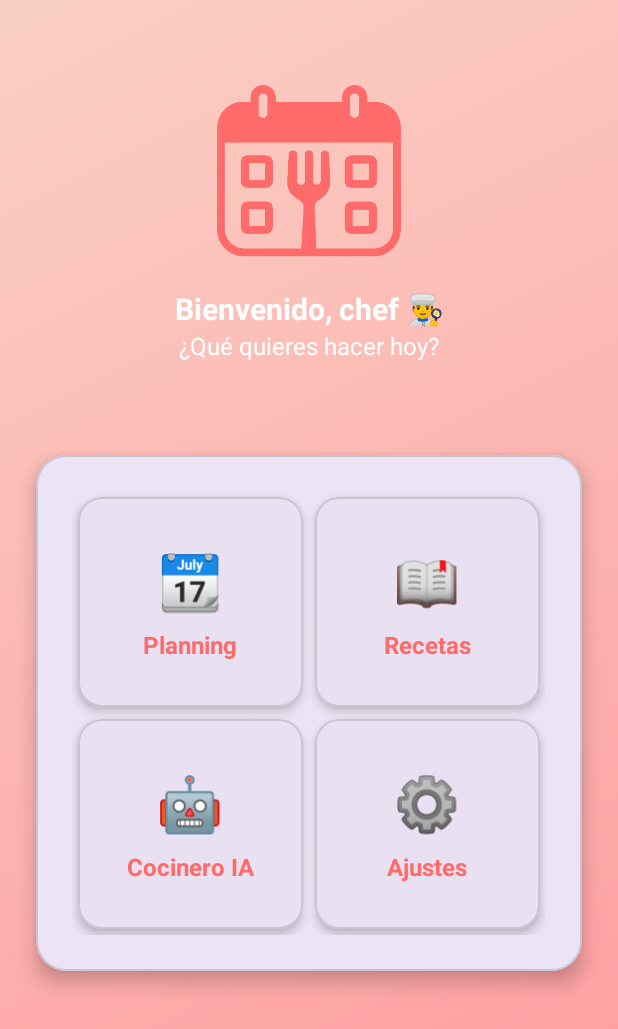
After one commit to Hexodiax/FoodFlowTFG, an Android app: the MainpageActivity screen opened directly, with no data from a screen before it, on a phone screen of 412 x 824 dp. The commit adds this screen. Shown: the top 1029 px of the screen. Run offline under Robolectric (Android 15) with nearby library versions, the phone set to English and light mode, and no system bars.

Commit message:
Añadida la mainpage con una card de 4 botones para planing, recetas, cocinero y ajustes mas o menos siguiendo el plano, con un titulo y subtitulo para darle personalidad y rellenar espacio con los botones preparados.
Olvidé contraseña desactivado en el login por si a posterior lo implementamos

```diff
--- a/app/build.gradle.kts
+++ b/app/build.gradle.kts
@@ -37,6 +37,7 @@ dependencies {
     implementation(libs.material)
     implementation(libs.activity)
     implementation(libs.constraintlayout)
+    implementation(libs.gridlayout)
     testImplementation(libs.junit)
     androidTestImplementation(libs.ext.junit)
     androidTestImplementation(libs.espresso.core)
--- a/app/src/main/java/com/example/foodflowtfg/LoginActivity.java
+++ b/app/src/main/java/com/example/foodflowtfg/LoginActivity.java
@@ -26,7 +26,7 @@ public class LoginActivity extends AppCompatActivity {
         etEmail = findViewById(R.id.etEmail);
         etPassword = findViewById(R.id.etPassword);
         btnLogin = findViewById(R.id.btnLogin);
-        tvForgotPassword = findViewById(R.id.tvForgotPassword);
+        //tvForgotPassword = findViewById(R.id.tvForgotPassword);
         tvSignUpAction = findViewById(R.id.tvSignUpAction);
 
         // Evento del botón Login
@@ -37,7 +37,7 @@ public class LoginActivity extends AppCompatActivity {
             if (email.isEmpty() || password.isEmpty()) {
                 Toast.makeText(this, "Completa todos los campos", Toast.LENGTH_SHORT).show();
             } else {
-                //loginUser(email, password);
+                    startActivity(new Intent(this, MainpageActivity.class));
             }
 
         });
@@ -54,7 +54,6 @@ public class LoginActivity extends AppCompatActivity {
     }
 
     private void loginUser(String email, String password) {
-        // Aquí iría tu lógica de autenticación (Firebase, API, etc.)
         Toast.makeText(this, "Iniciando sesión...", Toast.LENGTH_SHORT).show();
 
         /**
--- /dev/null
+++ b/app/src/main/java/com/example/foodflowtfg/MainpageActivity.java
@@ -0,0 +1,57 @@
+package com.example.foodflowtfg;
+
+import android.content.Intent;
+import android.os.Bundle;
+import android.view.View;
+
+import androidx.appcompat.app.AppCompatActivity;
+
+import com.google.android.material.card.MaterialCardView;
+
+public class MainpageActivity extends AppCompatActivity {
+
+    MaterialCardView cardPlanning, cardRecetas, cardCocineroIA, cardSettings;
+
+    @Override
+    protected void onCreate(Bundle savedInstanceState) {
+        super.onCreate(savedInstanceState);
+        setContentView(R.layout.activity_mainpage);
+
+        cardPlanning = findViewById(R.id.cardPlanning);
+        cardRecetas = findViewById(R.id.cardRecetas);
+        cardCocineroIA = findViewById(R.id.cardCocineroIA);
+        cardSettings = findViewById(R.id.cardSettings);
+
+        cardPlanning.setOnClickListener(new View.OnClickListener() {
+            @Override
+            public void onClick(View v) {
+                //Intent intent = new Intent(MainpageActivity.this, PlanningActivity.class);
+                //startActivity(intent);
+            }
+        });
+
+        cardRecetas.setOnClickListener(new View.OnClickListener() {
+            @Override
+            public void onClick(View v) {
+                //Intent intent = new Intent(MainpageActivity.this, RecetasActivity.class);
+                //startActivity(intent);
+            }
+        });
+
+        cardCocineroIA.setOnClickListener(new View.OnClickListener() {
+            @Override
+            public void onClick(View v) {
+                //Intent intent = new Intent(MainpageActivity.this, CocineroIAActivity.class);
+                //startActivity(intent);
+            }
+        });
+
+        cardSettings.setOnClickListener(new View.OnClickListener() {
+            @Override
+            public void onClick(View v) {
+                //Intent intent = new Intent(MainpageActivity.this, AjustesActivity.class);
+                //startActivity(intent);
+            }
+        });
+    }
+}
--- a/app/src/main/res/layout/activity_login.xml
+++ b/app/src/main/res/layout/activity_login.xml
@@ -106,8 +106,8 @@
                 android:textColor="@color/white"
                 app:cornerRadius="12dp" />
 
-            <!-- Texto "Olvidé mi contraseña" -->
-            <TextView
+            <!-- Texto "Olvidé mi contraseña" AÑADIR MÁS TARDE SI PODEMOS-->
+            <!--<TextView
                 android:id="@+id/tvForgotPassword"
                 android:layout_width="match_parent"
                 android:layout_height="wrap_content"
@@ -116,6 +116,7 @@
                 android:textAlignment="center"
                 android:textColor="@color/primary_color"
                 android:textStyle="italic" />
+                -->
 
             <!-- Divider -->
             <View
--- /dev/null
+++ b/app/src/main/res/layout/activity_mainpage.xml
@@ -0,0 +1,212 @@
+<?xml version="1.0" encoding="utf-8"?>
+<androidx.constraintlayout.widget.ConstraintLayout
+    xmlns:android="http://schemas.android.com/apk/res/android"
+    xmlns:app="http://schemas.android.com/apk/res-auto"
+    xmlns:tools="http://schemas.android.com/tools"
+    android:layout_width="match_parent"
+    android:layout_height="match_parent"
+    android:background="@drawable/background_gradient"
+    tools:context=".MainpageActivity">
+
+    <!-- Logo -->
+    <ImageView
+        android:id="@+id/logo"
+        android:layout_width="140dp"
+        android:layout_height="140dp"
+        android:src="@drawable/ic_logo_nobg"
+        android:layout_marginTop="44dp"
+        app:tint="@color/primary_color"
+        app:layout_constraintTop_toTopOf="parent"
+        app:layout_constraintStart_toStartOf="parent"
+        app:layout_constraintEnd_toEndOf="parent" />
+
+    <!-- Título -->
+    <TextView
+        android:id="@+id/tvTitle"
+        android:layout_width="wrap_content"
+        android:layout_height="wrap_content"
+        android:text="Bienvenido, chef 👨‍🍳"
+        android:textSize="20sp"
+        android:textColor="@color/white"
+        android:textStyle="bold"
+        android:layout_marginTop="8dp"
+        app:layout_constraintTop_toBottomOf="@id/logo"
+        app:layout_constraintStart_toStartOf="parent"
+        app:layout_constraintEnd_toEndOf="parent" />
+
+    <!-- Subtítulo -->
+    <TextView
+        android:id="@+id/tvSubtitle"
+        android:layout_width="wrap_content"
+        android:layout_height="wrap_content"
+        android:text="¿Qué quieres hacer hoy?"
+        android:textSize="16sp"
+        android:textColor="@color/white"
+        app:layout_constraintTop_toBottomOf="@id/tvTitle"
+        app:layout_constraintStart_toStartOf="parent"
+        app:layout_constraintEnd_toEndOf="parent" />
+
+    <!-- CardView contenedor -->
+    <com.google.android.material.card.MaterialCardView
+        android:id="@+id/cardView"
+        android:layout_width="match_parent"
+        android:layout_height="wrap_content"
+        android:layout_margin="24dp"
+        app:cardCornerRadius="20dp"
+        app:cardElevation="8dp"
+        app:layout_constraintTop_toBottomOf="@id/tvSubtitle"
+        app:layout_constraintBottom_toBottomOf="parent"
+        app:layout_constraintVertical_bias="0.2"
+        app:layout_constraintStart_toStartOf="parent"
+        app:layout_constraintEnd_toEndOf="parent">
+
+        <androidx.gridlayout.widget.GridLayout
+            android:id="@+id/gridMenu"
+            android:layout_width="match_parent"
+            android:layout_height="wrap_content"
+            android:padding="24dp"
+            app:alignmentMode="alignMargins"
+            app:columnCount="2"
+            app:rowCount="2"
+            app:useDefaultMargins="true">
+
+            <!-- Planning Semanal -->
+            <com.google.android.material.card.MaterialCardView
+                android:id="@+id/cardPlanning"
+                android:layout_width="0dp"
+                android:layout_height="140dp"
+                app:cardCornerRadius="16dp"
+                app:cardElevation="4dp"
+                app:layout_columnWeight="1"
+                android:clickable="true"
+                android:foreground="?attr/selectableItemBackground">
+
+                <LinearLayout
+                    android:layout_width="match_parent"
+                    android:layout_height="match_parent"
+                    android:orientation="vertical"
+                    android:gravity="center">
+
+                    <TextView
+                        android:layout_width="wrap_content"
+                        android:layout_height="wrap_content"
+                        android:text="📆"
+                        android:textSize="36sp"
+                        android:layout_marginBottom="8dp" />
+
+                    <TextView
+                        android:layout_width="wrap_content"
+                        android:layout_height="wrap_content"
+                        android:text="Planning"
+                        android:textSize="16sp"
+                        android:textColor="@color/primary_color"
+                        android:textStyle="bold" />
+                </LinearLayout>
+            </com.google.android.material.card.MaterialCardView>
+
+            <!-- Lista de Recetas -->
+            <com.google.android.material.card.MaterialCardView
+                android:id="@+id/cardRecetas"
+                android:layout_width="0dp"
+                android:layout_height="140dp"
+                app:cardCornerRadius="16dp"
+                app:cardElevation="4dp"
+                app:layout_columnWeight="1"
+                android:clickable="true"
+                android:foreground="?attr/selectableItemBackground">
+
+                <LinearLayout
+                    android:layout_width="match_parent"
+                    android:layout_height="match_parent"
+                    android:orientation="vertical"
+                    android:gravity="center">
+
+                    <TextView
+                        android:layout_width="wrap_content"
+                        android:layout_height="wrap_content"
+                        android:text="📖"
+                        android:textSize="36sp"
+                        android:layout_marginBottom="8dp" />
+
+                    <TextView
+                        android:layout_width="wrap_content"
+                        android:layout_height="wrap_content"
+                        android:text="Recetas"
+                        android:textSize="16sp"
+                        android:textColor="@color/primary_color"
+                        android:textStyle="bold" />
+                </LinearLayout>
+            </com.google.android.material.card.MaterialCardView>
+
+            <!-- Cocinero IA -->
+            <com.google.android.material.card.MaterialCardView
+                android:id="@+id/cardCocineroIA"
+                android:layout_width="0dp"
+                android:layout_height="140dp"
+                app:cardCornerRadius="16dp"
+                app:cardElevation="4dp"
+                app:layout_columnWeight="1"
+                android:clickable="true"
+                android:foreground="?attr/selectableItemBackground">
+
+                <LinearLayout
+                    android:layout_width="match_parent"
+                    android:layout_height="match_parent"
+                    android:orientation="vertical"
+                    android:gravity="center">
+
+                    <TextView
+                        android:layout_width="wrap_content"
+                        android:layout_height="wrap_content"
+                        android:text="🤖"
+                        android:textSize="36sp"
+                        android:layout_marginBottom="8dp" />
+
+                    <TextView
+                        android:layout_width="wrap_content"
+                        android:layout_height="wrap_content"
+                        android:text="Cocinero IA"
+                        android:textSize="16sp"
+                        android:textColor="@color/primary_color"
+                        android:textStyle="bold" />
+                </LinearLayout>
+            </com.google.android.material.card.MaterialCardView>
+
+            <!-- Configuración -->
+            <com.google.android.material.card.MaterialCardView
+                android:id="@+id/cardSettings"
+                android:layout_width="0dp"
+                android:layout_height="140dp"
+                app:cardCornerRadius="16dp"
+                app:cardElevation="4dp"
+                app:layout_columnWeight="1"
+                android:clickable="true"
+                android:foreground="?attr/selectableItemBackground">
+
+                <LinearLayout
+                    android:layout_width="match_parent"
+                    android:layout_height="match_parent"
+                    android:orientation="vertical"
+                    android:gravity="center">
+
+                    <TextView
+                        android:layout_width="wrap_content"
+                        android:layout_height="wrap_content"
+                        android:text="⚙️"
+                        android:textSize="36sp"
+                        android:layout_marginBottom="8dp" />
+
+                    <TextView
+                        android:layout_width="wrap_content"
+                        android:layout_height="wrap_content"
+                        android:text="Ajustes"
+                        android:textSize="16sp"
+                        android:textColor="@color/primary_color"
+                        android:textStyle="bold" />
+                </LinearLayout>
+            </com.google.android.material.card.MaterialCardView>
+
+        </androidx.gridlayout.widget.GridLayout>
+    </com.google.android.material.card.MaterialCardView>
+
+</androidx.constraintlayout.widget.ConstraintLayout>
--- a/gradle/libs.versions.toml
+++ b/gradle/libs.versions.toml
@@ -7,6 +7,7 @@ appcompat = "1.7.0"
 material = "1.12.0"
 activity = "1.9.0"
 constraintlayout = "2.2.1"
+gridlayout = "1.1.0"
 
 [libraries]
 junit = { group = "junit", name = "junit", version.ref = "junit" }
@@ -16,6 +17,7 @@ appcompat = { group = "androidx.appcompat", name = "appcompat", version.ref = "a
 material = { group = "com.google.android.material", name = "material", version.ref = "material" }
 activity = { group = "androidx.activity", name = "activity", version.ref = "activity" }
 constraintlayout = { group = "androidx.constraintlayout", name = "constraintlayout", version.ref = "constraintlayout" }
+gridlayout = { group = "androidx.gridlayout", name = "gridlayout", version.ref = "gridlayout" }
 
 [plugins]
 android-application = { id = "com.android.application", version.ref = "agp" }
```
Also changed, not shown: app/src/main/AndroidManifest.xml (+6 -3 lines).
